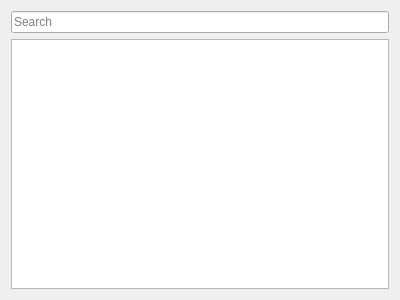
Before: the Qt Designer form src/bp/Tools/IDE/ui/search.ui in akyoto/flua, drawn with Qt 5.
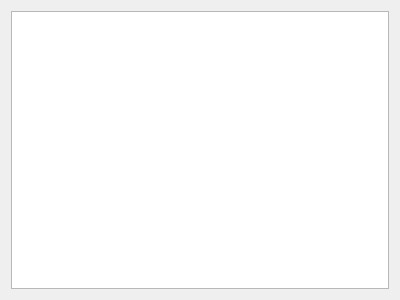
After: the same form once the commit is applied.

Commit message: Added a simple search + regex search (I like it :)

Patch:
```diff
--- a/src/bp/Tools/IDE/ui/search.ui
+++ b/src/bp/Tools/IDE/ui/search.ui
@@ -19,13 +19,6 @@
   <layout class="QVBoxLayout" name="verticalLayout_2">
    <item>
     <layout class="QVBoxLayout" name="verticalLayout">
-     <item>
-      <widget class="QLineEdit" name="searchEdit">
-       <property name="placeholderText">
-        <string>Search</string>
-       </property>
-      </widget>
-     </item>
      <item>
       <layout class="QHBoxLayout" name="horizontalLayout">
        <item>
```
Left out of the diff: 2 changed lines with no effect on the pictures. The commit also changes 6 other files.
